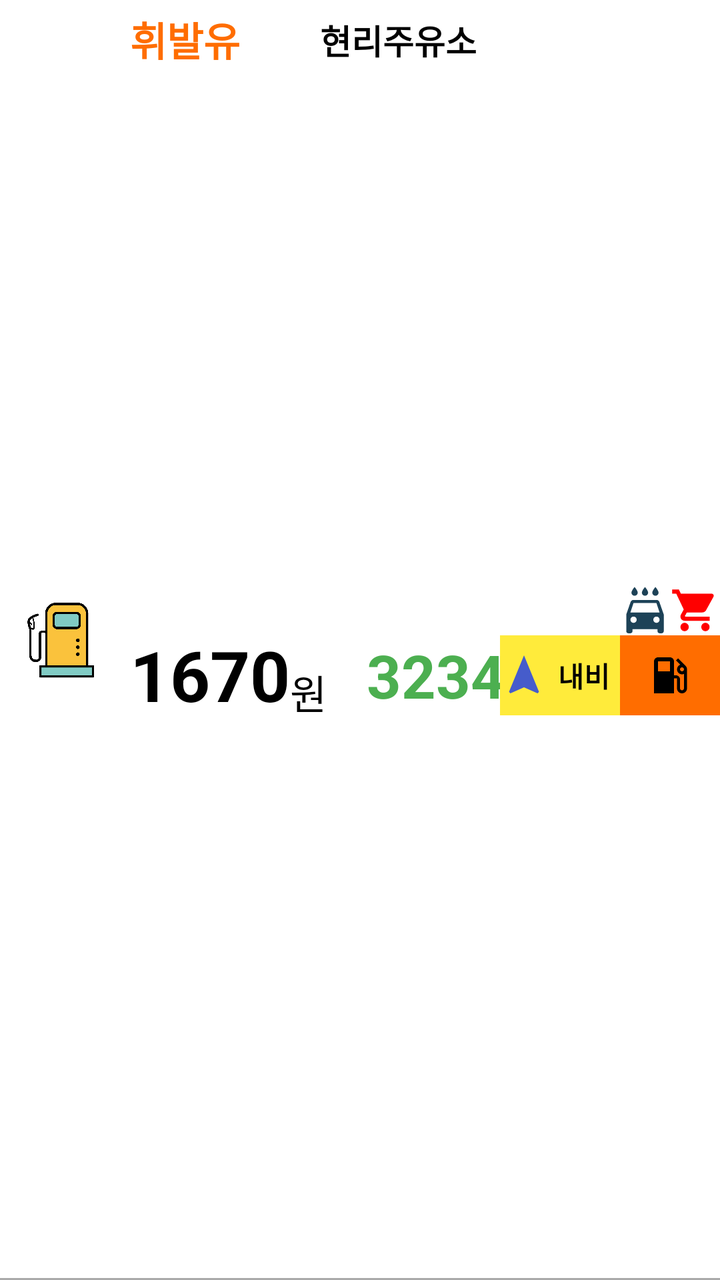
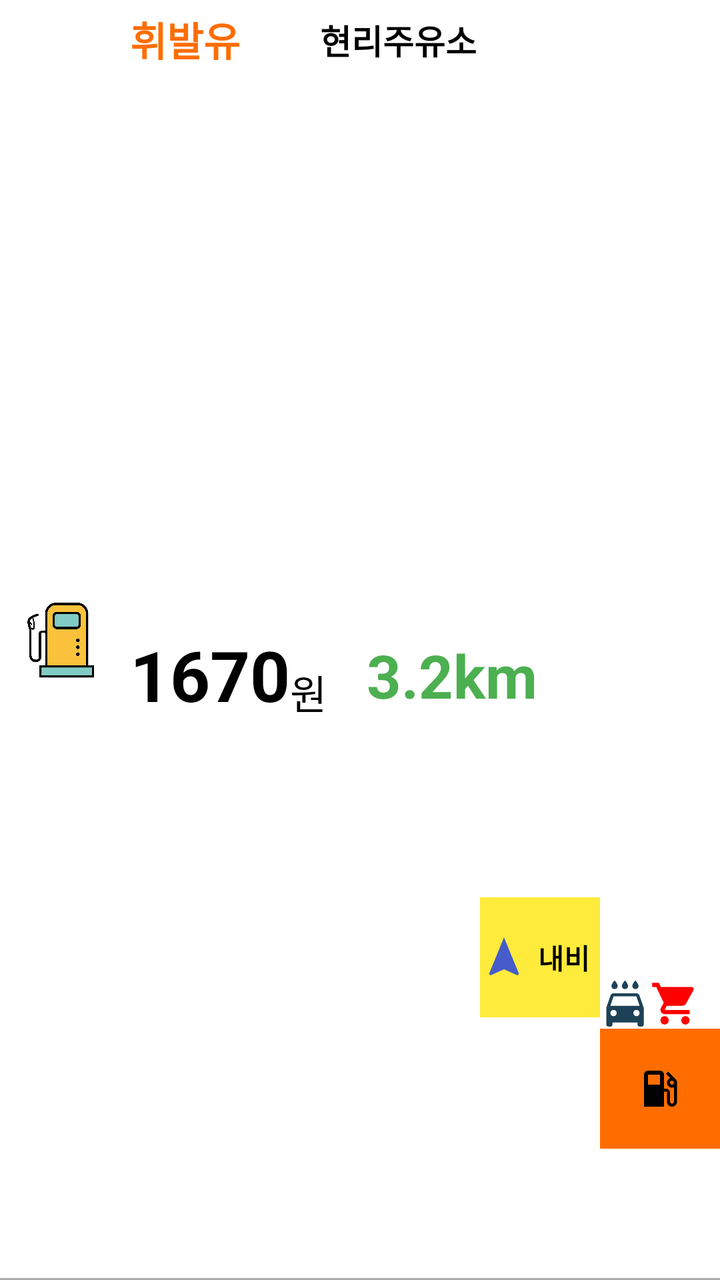

Before-and-after screenshots of an Android layout around one commit, followed by the original layout XML and the change that was made.
<!-- AndroidManifest.xml: application theme Theme.AppCompat.NoActionBar -->
<!-- res/layout/item_recyclerview.xml -->
<?xml version="1.0" encoding="utf-8"?>
<androidx.constraintlayout.widget.ConstraintLayout xmlns:android="http://schemas.android.com/apk/res/android"
    xmlns:app="http://schemas.android.com/apk/res-auto"
    xmlns:tools="http://schemas.android.com/tools"
    android:layout_width="match_parent"
    android:layout_height="100dp"
    android:background="@color/white">


    <ImageView
        android:id="@+id/oil_image"
        android:layout_width="50dp"
        android:layout_height="50dp"
        android:layout_marginStart="5dp"
        android:src="@drawable/oil_2"
        app:layout_constraintBottom_toBottomOf="parent"
        app:layout_constraintStart_toStartOf="parent"
        app:layout_constraintTop_toTopOf="parent" />

    <TextView
        android:id="@+id/oil_kind"
        android:layout_width="wrap_content"
        android:layout_height="wrap_content"
        android:layout_marginStart="10dp"
        android:layout_marginTop="5dp"
        android:text="휘발유"
        android:textColor="@color/app_background"
        android:textSize="20sp"
        android:textStyle="bold"
        app:layout_constraintStart_toEndOf="@+id/oil_image"
        app:layout_constraintTop_toTopOf="parent" />

    <TextView
        android:id="@+id/name"
        android:layout_width="wrap_content"
        android:layout_height="wrap_content"
        android:layout_marginStart="40dp"
        android:text="현리주유소"
        android:textColor="@color/black"
        android:textSize="17sp"
        android:textStyle="bold"
        app:layout_constraintBottom_toBottomOf="@+id/oil_kind"
        app:layout_constraintStart_toEndOf="@+id/oil_kind"
        app:layout_constraintTop_toTopOf="@+id/oil_kind" />


    <TextView
        android:id="@+id/price"
        android:layout_width="wrap_content"
        android:layout_height="wrap_content"
        android:layout_marginStart="10dp"
        android:gravity="center_vertical"
        android:text="1670"
        android:textColor="#000000"
        android:textSize="35sp"
        android:textStyle="bold"
        app:layout_constraintBottom_toBottomOf="parent"
        app:layout_constraintStart_toEndOf="@+id/oil_image"
        app:layout_constraintTop_toBottomOf="@+id/oil_kind" />

    <TextView
        android:id="@+id/textView4"
        android:layout_width="wrap_content"
        android:layout_height="wrap_content"
        android:text="@string/won"
        android:textColor="#000000"
        android:textSize="20sp"
        app:layout_constraintBottom_toBottomOf="@+id/price"
        app:layout_constraintStart_toEndOf="@+id/price" />

    <TextView
        android:id="@+id/distance"
        android:layout_width="0dp"
        android:layout_height="wrap_content"
        android:layout_marginStart="20dp"
        android:text="3234M"
        android:textColor="#4CAF50"
        android:textSize="30sp"
        android:textStyle="bold"
        app:layout_constraintBottom_toBottomOf="@+id/price"
        app:layout_constraintStart_toEndOf="@+id/textView4"
        app:layout_constraintTop_toTopOf="@+id/price" />

    <TextView
        android:id="@+id/navi_button_kakao"
        android:layout_width="60dp"
        android:layout_height="40dp"
        android:background="#FFEB3B"
        android:gravity="center"
        android:text="@string/navi"
        android:textColor="@color/black"
        android:textStyle="bold"
        app:drawableStartCompat="@drawable/navi_blue"
        app:layout_constraintBottom_toBottomOf="@+id/distance"
        app:layout_constraintEnd_toStartOf="@+id/intelButton"
        app:layout_constraintTop_toTopOf="@+id/distance" />

    <ImageButton
        android:id="@+id/intelButton"
        android:layout_width="50dp"
        android:layout_height="40dp"
        android:background="@color/app_background"
        android:contentDescription="@string/gas_station_info_detail"
        android:src="@drawable/gas"
        app:layout_constraintBottom_toBottomOf="@+id/navi_button_kakao"
        app:layout_constraintEnd_toEndOf="parent"
        app:layout_constraintTop_toTopOf="@+id/navi_button_kakao" />


    <ImageView
        android:id="@+id/carWashStore"
        android:layout_width="25dp"
        android:layout_height="25dp"
        android:contentDescription="@string/car_wash_exist"
        android:src="@drawable/car_wash"
        app:layout_constraintBottom_toTopOf="@+id/intelButton"
        app:layout_constraintStart_toStartOf="@+id/intelButton" />

    <ImageView
        android:id="@+id/conStore"
        android:layout_width="25dp"
        android:layout_height="25dp"
        android:contentDescription="@string/convenience_store_exist"
        android:src="@drawable/convenstore"
        app:layout_constraintBottom_toBottomOf="@+id/carWashStore"
        app:layout_constraintStart_toEndOf="@+id/carWashStore"
        app:layout_constraintTop_toTopOf="@+id/carWashStore" />

    <View
        android:layout_width="match_parent"
        android:layout_height="1dp"
        android:background="#aaa"
        app:layout_constraintBottom_toBottomOf="parent"
        app:layout_constraintStart_toStartOf="parent"
        app:layout_constraintEnd_toEndOf="parent"/>



</androidx.constraintlayout.widget.ConstraintLayout>
<!-- resources referenced by this layout -->
<resources>
  <color name="app_background">#FF6D00</color>
  <color name="black">#FF000000</color>
  <color name="white">#FFFFFFFF</color>
  <!-- drawable car_wash (drawable) -->
  <vector android:height="24dp" android:tint="#1D4257"
      android:viewportHeight="24" android:viewportWidth="24"
      android:width="24dp" xmlns:android="http://schemas.android.com/apk/res/android">
      <path android:fillColor="@android:color/white" android:pathData="M17,5c0.83,0 1.5,-0.67 1.5,-1.5 0,-1 -1.5,-2.7 -1.5,-2.7s-1.5,1.7 -1.5,2.7c0,0.83 0.67,1.5 1.5,1.5zM12,5c0.83,0 1.5,-0.67 1.5,-1.5 0,-1 -1.5,-2.7 -1.5,-2.7s-1.5,1.7 -1.5,2.7c0,0.83 0.67,1.5 1.5,1.5zM7,5c0.83,0 1.5,-0.67 1.5,-1.5C8.5,2.5 7,0.8 7,0.8S5.5,2.5 5.5,3.5C5.5,4.33 6.17,5 7,5zM18.92,8.01C18.72,7.42 18.16,7 17.5,7h-11c-0.66,0 -1.21,0.42 -1.42,1.01L3,14v8c0,0.55 0.45,1 1,1h1c0.55,0 1,-0.45 1,-1v-1h12v1c0,0.55 0.45,1 1,1h1c0.55,0 1,-0.45 1,-1v-8l-2.08,-5.99zM6.5,18c-0.83,0 -1.5,-0.67 -1.5,-1.5S5.67,15 6.5,15s1.5,0.67 1.5,1.5S7.33,18 6.5,18zM17.5,18c-0.83,0 -1.5,-0.67 -1.5,-1.5s0.67,-1.5 1.5,-1.5 1.5,0.67 1.5,1.5 -0.67,1.5 -1.5,1.5zM5,13l1.5,-4.5h11L19,13L5,13z"/>
  </vector>
  <!-- drawable convenstore (drawable) -->
  <vector android:height="24dp" android:tint="#FF0000"
      android:viewportHeight="24" android:viewportWidth="24"
      android:width="24dp" xmlns:android="http://schemas.android.com/apk/res/android">
      <path android:fillColor="@android:color/white" android:pathData="M7,18c-1.1,0 -1.99,0.9 -1.99,2S5.9,22 7,22s2,-0.9 2,-2 -0.9,-2 -2,-2zM1,2v2h2l3.6,7.59 -1.35,2.45c-0.16,0.28 -0.25,0.61 -0.25,0.96 0,1.1 0.9,2 2,2h12v-2L7.42,15c-0.14,0 -0.25,-0.11 -0.25,-0.25l0.03,-0.12 0.9,-1.63h7.45c0.75,0 1.41,-0.41 1.75,-1.03l3.58,-6.49c0.08,-0.14 0.12,-0.31 0.12,-0.48 0,-0.55 -0.45,-1 -1,-1L5.21,4l-0.94,-2L1,2zM17,18c-1.1,0 -1.99,0.9 -1.99,2s0.89,2 1.99,2 2,-0.9 2,-2 -0.9,-2 -2,-2z"/>
  </vector>
  <!-- drawable gas (drawable) -->
  <vector android:height="24dp" android:tint="#000000"
      android:viewportHeight="24" android:viewportWidth="24"
      android:width="24dp" xmlns:android="http://schemas.android.com/apk/res/android">
      <path android:fillColor="@android:color/white" android:pathData="M19.77,7.23l0.01,-0.01 -3.72,-3.72L15,4.56l2.11,2.11c-0.94,0.36 -1.61,1.26 -1.61,2.33 0,1.38 1.12,2.5 2.5,2.5 0.36,0 0.69,-0.08 1,-0.21v7.21c0,0.55 -0.45,1 -1,1s-1,-0.45 -1,-1L17,14c0,-1.1 -0.9,-2 -2,-2h-1L14,5c0,-1.1 -0.9,-2 -2,-2L6,3c-1.1,0 -2,0.9 -2,2v16h10v-7.5h1.5v5c0,1.38 1.12,2.5 2.5,2.5s2.5,-1.12 2.5,-2.5L20.5,9c0,-0.69 -0.28,-1.32 -0.73,-1.77zM12,10L6,10L6,5h6v5zM18,10c-0.55,0 -1,-0.45 -1,-1s0.45,-1 1,-1 1,0.45 1,1 -0.45,1 -1,1z"/>
  </vector>
  <!-- drawable navi_blue (drawable) -->
  <vector android:height="24dp" android:tint="#465CCB"
      android:viewportHeight="24" android:viewportWidth="24"
      android:width="24dp" xmlns:android="http://schemas.android.com/apk/res/android">
      <path android:fillColor="@android:color/white" android:pathData="M12,2L4.5,20.29l0.71,0.71L12,18l6.79,3 0.71,-0.71z"/>
  </vector>
  <!-- drawable oil_2: png bitmap (drawable, 16014 bytes) -->
  <string name="car_wash_exist">세차장 유무</string>
  <string name="convenience_store_exist">편의점 유무</string>
  <string name="gas_station_info_detail">주유소 상세 정보</string>
  <string name="navi">내비</string>
  <string name="won">원</string>
</resources>

<!-- the commit's change to res/layout/item_recyclerview.xml (unified diff, before → after) -->
@@ -1,7 +1,6 @@
 <?xml version="1.0" encoding="utf-8"?>
 <androidx.constraintlayout.widget.ConstraintLayout xmlns:android="http://schemas.android.com/apk/res/android"
     xmlns:app="http://schemas.android.com/apk/res-auto"
-    xmlns:tools="http://schemas.android.com/tools"
     android:layout_width="match_parent"
     android:layout_height="100dp"
     android:background="@color/white">
@@ -15,7 +14,8 @@
         android:src="@drawable/oil_2"
         app:layout_constraintBottom_toBottomOf="parent"
         app:layout_constraintStart_toStartOf="parent"
-        app:layout_constraintTop_toTopOf="parent" />
+        app:layout_constraintTop_toTopOf="parent"
+        android:contentDescription="@string/gas_station_img"/>
 
     <TextView
         android:id="@+id/oil_kind"
@@ -73,7 +73,7 @@
         android:layout_width="0dp"
         android:layout_height="wrap_content"
         android:layout_marginStart="20dp"
-        android:text="3234M"
+        android:text="3.2km"
         android:textColor="#4CAF50"
         android:textSize="30sp"
         android:textStyle="bold"
@@ -84,25 +84,25 @@
     <TextView
         android:id="@+id/navi_button_kakao"
         android:layout_width="60dp"
-        android:layout_height="40dp"
+        android:layout_height="60dp"
         android:background="#FFEB3B"
         android:gravity="center"
         android:text="@string/navi"
         android:textColor="@color/black"
         android:textStyle="bold"
         app:drawableStartCompat="@drawable/navi_blue"
-        app:layout_constraintBottom_toBottomOf="@+id/distance"
+        app:layout_constraintBottom_toBottomOf="parent"
         app:layout_constraintEnd_toStartOf="@+id/intelButton"
         app:layout_constraintTop_toTopOf="@+id/distance" />
 
     <ImageButton
         android:id="@+id/intelButton"
-        android:layout_width="50dp"
-        android:layout_height="40dp"
+        android:layout_width="60dp"
+        android:layout_height="60dp"
         android:background="@color/app_background"
         android:contentDescription="@string/gas_station_info_detail"
         android:src="@drawable/gas"
-        app:layout_constraintBottom_toBottomOf="@+id/navi_button_kakao"
+        app:layout_constraintBottom_toBottomOf="parent"
         app:layout_constraintEnd_toEndOf="parent"
         app:layout_constraintTop_toTopOf="@+id/navi_button_kakao" />
 
@@ -131,9 +131,8 @@
         android:layout_height="1dp"
         android:background="#aaa"
         app:layout_constraintBottom_toBottomOf="parent"
-        app:layout_constraintStart_toStartOf="parent"
-        app:layout_constraintEnd_toEndOf="parent"/>
-
+        app:layout_constraintEnd_toEndOf="parent"
+        app:layout_constraintStart_toStartOf="parent" />
 
 
 </androidx.constraintlayout.widget.ConstraintLayout>
<!-- resource entries referenced after the edit -->
@@ -30,6 +30,7 @@
   <!-- drawable oil_2: png bitmap (drawable, 16014 bytes) -->
   <string name="car_wash_exist">세차장 유무</string>
   <string name="convenience_store_exist">편의점 유무</string>
+  <string name="gas_station_img">주유소 이미지</string>
   <string name="gas_station_info_detail">주유소 상세 정보</string>
   <string name="navi">내비</string>
   <string name="won">원</string>
